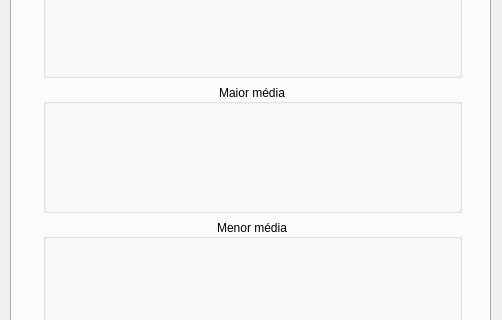
This is mainwindow.ui in allanalvss/Registro-de-focos as Qt 5 draws it before an edit; both pictures show x 0 to 502 and y 154 to 474 of the 502 by 622 pixel window. The edited form follows.
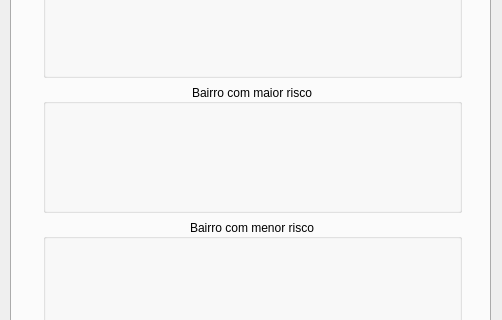
This is the edited form. The open tabs and pages were chosen to show the change.

The edit to the form file:
```diff
--- a/mainwindow.ui
+++ b/mainwindow.ui
@@ -309,7 +309,7 @@
        <item>
         <widget class="QGroupBox" name="gb_highest">
          <property name="title">
-          <string>Maior média</string>
+          <string>Bairro com maior risco</string>
          </property>
          <property name="alignment">
           <set>Qt::AlignCenter</set>
@@ -340,7 +340,7 @@
        <item>
         <widget class="QGroupBox" name="gb_lowest">
          <property name="title">
-          <string>Menor média</string>
+          <string>Bairro com menor risco</string>
          </property>
          <property name="alignment">
           <set>Qt::AlignCenter</set>
```
